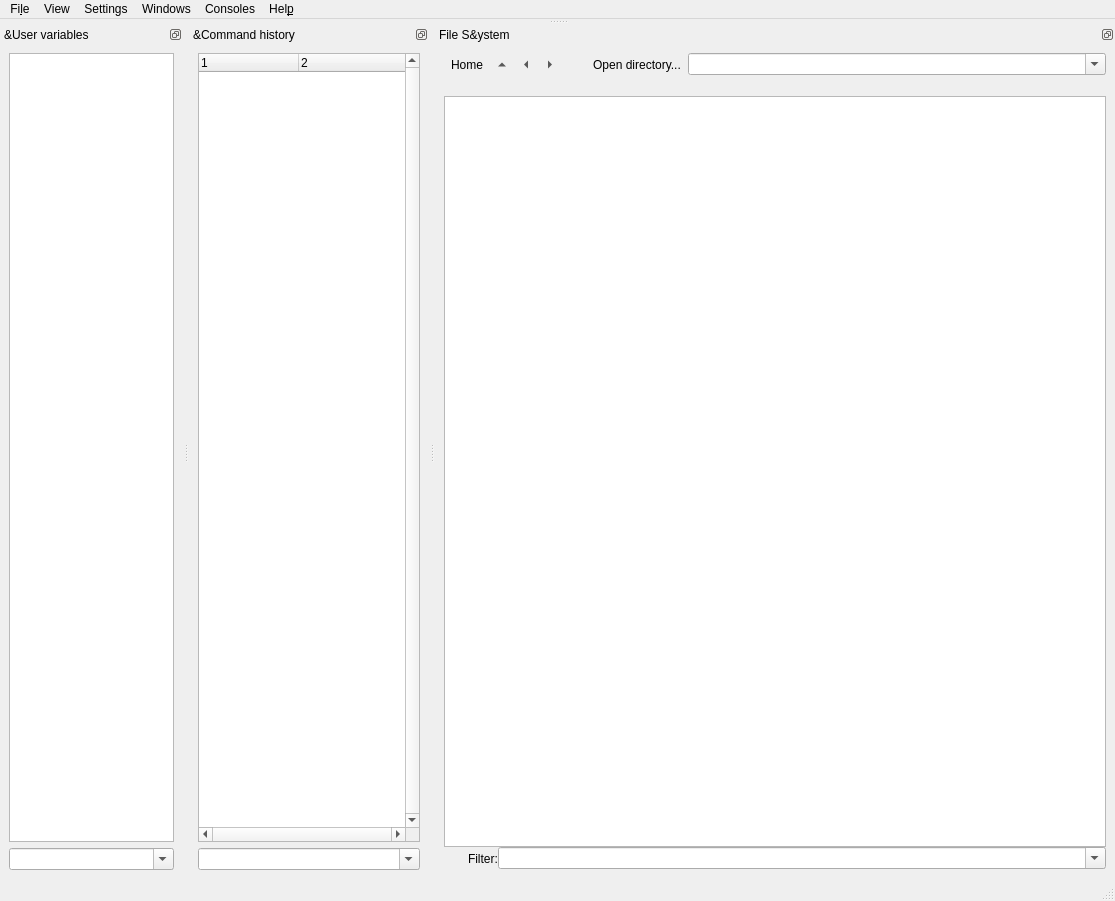
ctigaret/scipyen, file gui/mainwindow.ui: the form before one commit.
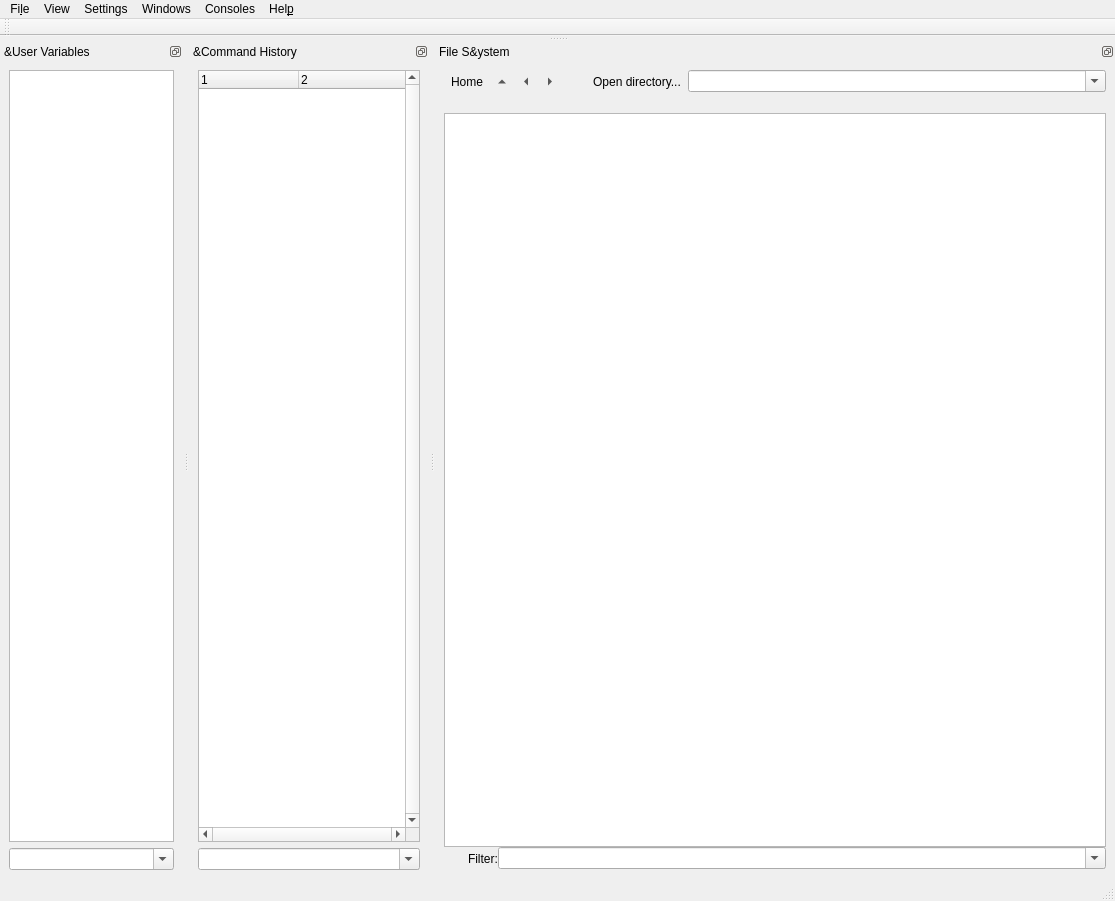
The form after the commit. Icons and pictures are not drawn.

Commit message: Basic facility to customize the appearance of consoles (pygments and style sheet). Build up of separate gui for trigger event detection, trigger protocol editing and import of prairie view into scandata. Started work on a non-gui configuration systems using confuse. Some debugging in the external console code.

Patch:
```diff
--- a/gui/mainwindow.ui
+++ b/gui/mainwindow.ui
@@ -132,7 +132,7 @@
     <set>QDockWidget::DockWidgetFloatable|QDockWidget::DockWidgetMovable</set>
    </property>
    <property name="windowTitle">
-    <string>&amp;User variables</string>
+    <string>&amp;User Variables</string>
    </property>
    <attribute name="dockWidgetArea">
     <number>8</number>
@@ -248,7 +248,7 @@
     <set>QDockWidget::DockWidgetFloatable|QDockWidget::DockWidgetMovable</set>
    </property>
    <property name="windowTitle">
-    <string>&amp;Command history</string>
+    <string>&amp;Command History</string>
    </property>
    <attribute name="dockWidgetArea">
     <number>8</number>
@@ -688,6 +688,20 @@
     </layout>
    </widget>
   </widget>
+  <widget class="QToolBar" name="toolBar">
+   <property name="windowTitle">
+    <string>toolBar</string>
+   </property>
+   <property name="toolButtonStyle">
+    <enum>Qt::ToolButtonFollowStyle</enum>
+   </property>
+   <attribute name="toolBarArea">
+    <enum>TopToolBarArea</enum>
+   </attribute>
+   <attribute name="toolBarBreak">
+    <bool>false</bool>
+   </attribute>
+  </widget>
   <action name="actionSave">
    <property name="text">
     <string>&amp;Save As ...</string>
```
Left out of the diff: 9 changed lines with no effect on the pictures. The commit also changes 57 other files.
